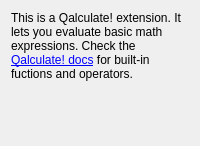
Qt form q_calculator/src/configwidget.ui (albertlauncher/plugins) before a commit.
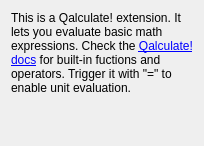
The same form after that commit.

```diff
--- a/q_calculator/src/configwidget.ui
+++ b/q_calculator/src/configwidget.ui
@@ -6,7 +6,7 @@
    <item>
     <widget class="QLabel" name="label">
      <property name="text">
-      <string>&lt;html&gt;&lt;head/&gt;&lt;body&gt;&lt;p&gt;This is a Qalculate! extension. It lets you evaluate basic math expressions. Check the &lt;a href=&quot;https://qalculate.github.io/&quot;&gt;&lt;span style=&quot; text-decoration: underline; color:#0000ff;&quot;&gt;Qalculate! docs&lt;/span&gt;&lt;/a&gt; for built-in fuctions and operators.&lt;/p&gt;&lt;/body&gt;&lt;/html&gt;</string>
+      <string>&lt;html&gt;&lt;head/&gt;&lt;body&gt;&lt;p&gt;This is a Qalculate! extension. It lets you evaluate basic math expressions. Check the &lt;a href=&quot;https://qalculate.github.io/&quot;&gt;&lt;span style=&quot; text-decoration: underline; color:#0000ff;&quot;&gt;Qalculate! docs&lt;/span&gt;&lt;/a&gt; for built-in fuctions and operators. Trigger it with &amp;quot;=&amp;quot; to enable unit evaluation.&lt;/p&gt;&lt;/body&gt;&lt;/html&gt;</string>
      </property>
      <property name="wordWrap">
       <bool>true</bool>
```
Left out of the diff: 2 changed lines with no effect on the pictures.
